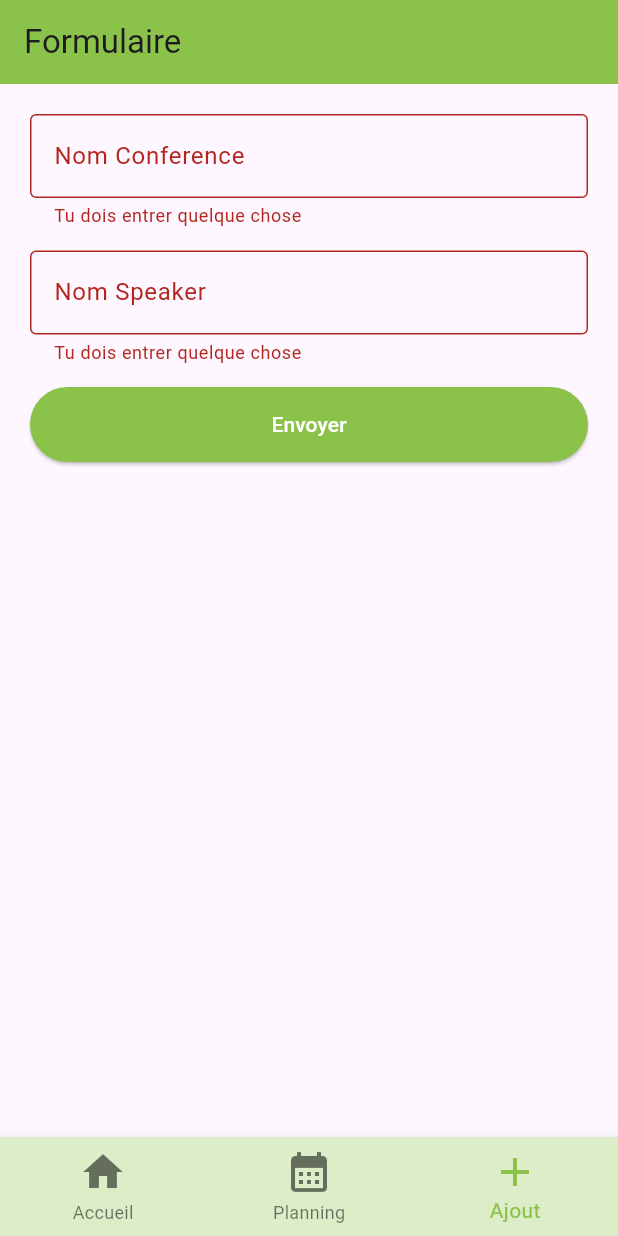
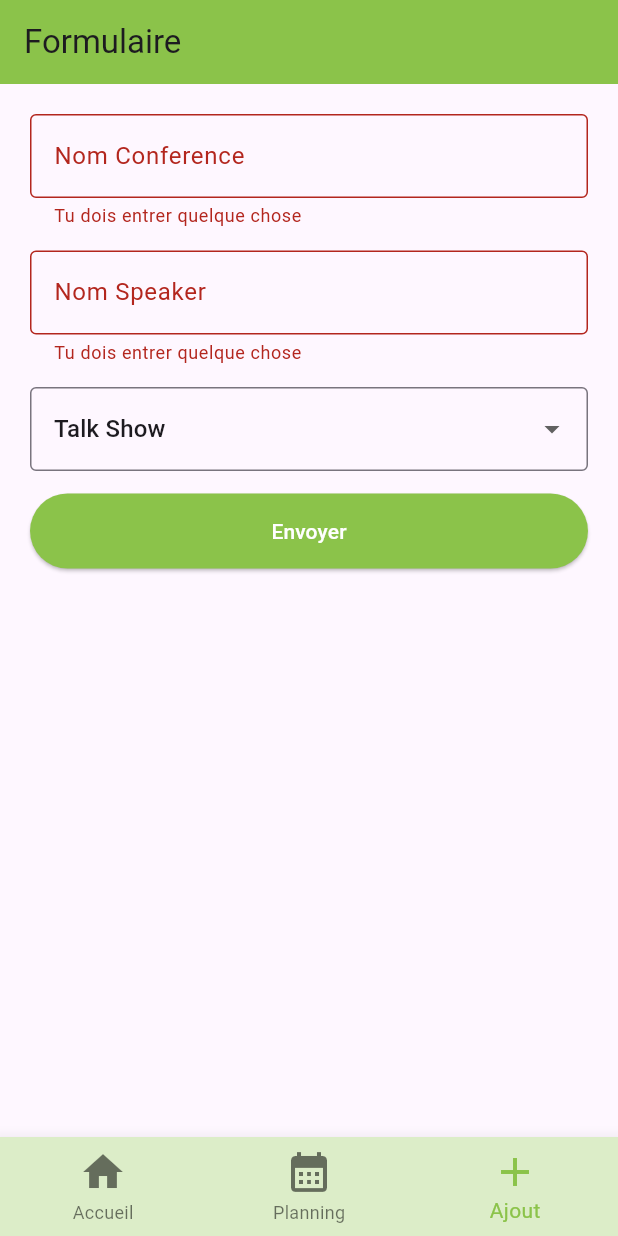
Before and after one commit to jamesattoh/virtualSalon, a Flutter app: the screen it shows after launch, item 3 of the bottom bar chosen, after a tap on "Envoyer", on a phone screen of 412 x 824 dp. Run offline on Flutter 3.47's test engine with Material 3 defaults, Android fonts, the phone set to English and light mode, and no system bars; our stand-ins replace flutter_svg.

Commit message:
implementation of a DropdownMenu

```diff
--- a/lib/pages/add_event_page.dart
+++ b/lib/pages/add_event_page.dart
@@ -14,6 +14,7 @@ class _AddEventPageState extends State<AddEventPage> {
   final confNameController = TextEditingController();
   final speakerNameController = TextEditingController();
 
+  String selectedConfType = 'talk';
   // quand on cree de la memoire il faut aussi penser a la liberer
   @override
   void dispose() {
@@ -65,6 +66,25 @@ class _AddEventPageState extends State<AddEventPage> {
                 controller: speakerNameController, // une sorte de lien entre la boite qui memorise le contenu et le champ sur lequel on va ecrire
               ),
             ),
+            Container(
+              margin: EdgeInsets.only(bottom: 15),
+              child: DropdownButtonFormField(
+                  items: [
+                    DropdownMenuItem(value: 'talk', child: Text("Talk Show")),
+                    DropdownMenuItem(value: 'demo', child: Text("Demo Code")),
+                    DropdownMenuItem(value: 'partner', child: Text("Partner Time"))
+                  ],
+                  decoration: InputDecoration(
+                    border: OutlineInputBorder()
+                  ),
+                  value: selectedConfType, // valeur par defaut pour eviter le validator pour le cas nul
+                  onChanged: (value){
+                    setState(() { // mettre a jour le state de l'ecran
+                      selectedConfType = value!; // le ! car cette valeur peut etre nulle
+                    });
+                  },
+              ),
+            ),
             //SizedBox(height: 15),
             SizedBox(
               width: double.infinity,
@@ -81,6 +101,7 @@ class _AddEventPageState extends State<AddEventPage> {
                       FocusScope.of(context).requestFocus(FocusNode()); // lorsqu'on clique sur le bouton Envoyer, cette ligne de code ferme le clavier
 
                       print(" Ajout de la conf $confName par le speaker $speakerName");
+                      print("Type de conference : $selectedConfType");
                     }
                   },
                   style: ButtonStyle(
```
